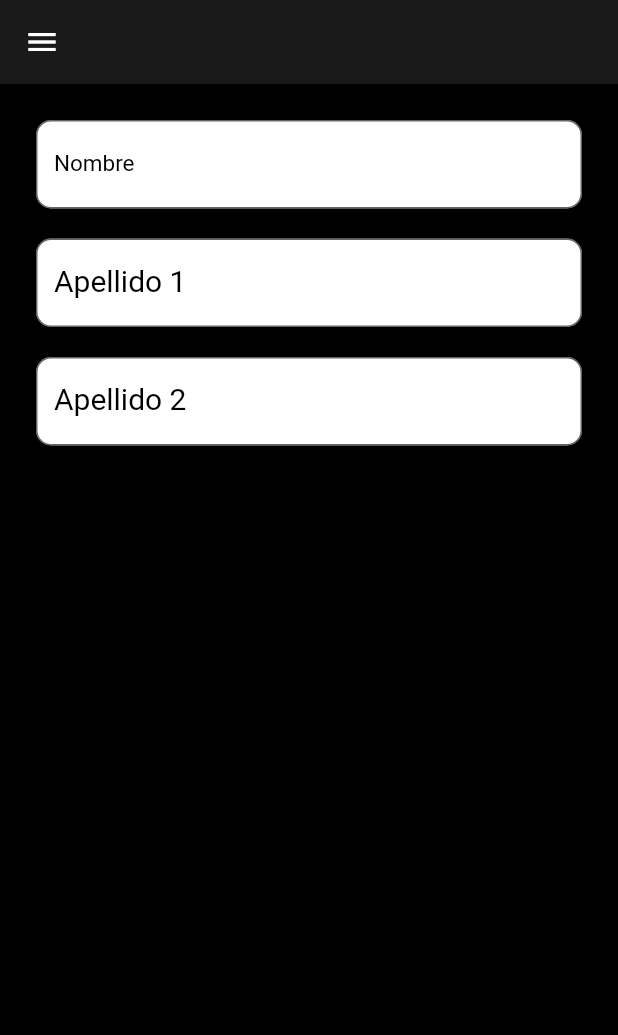
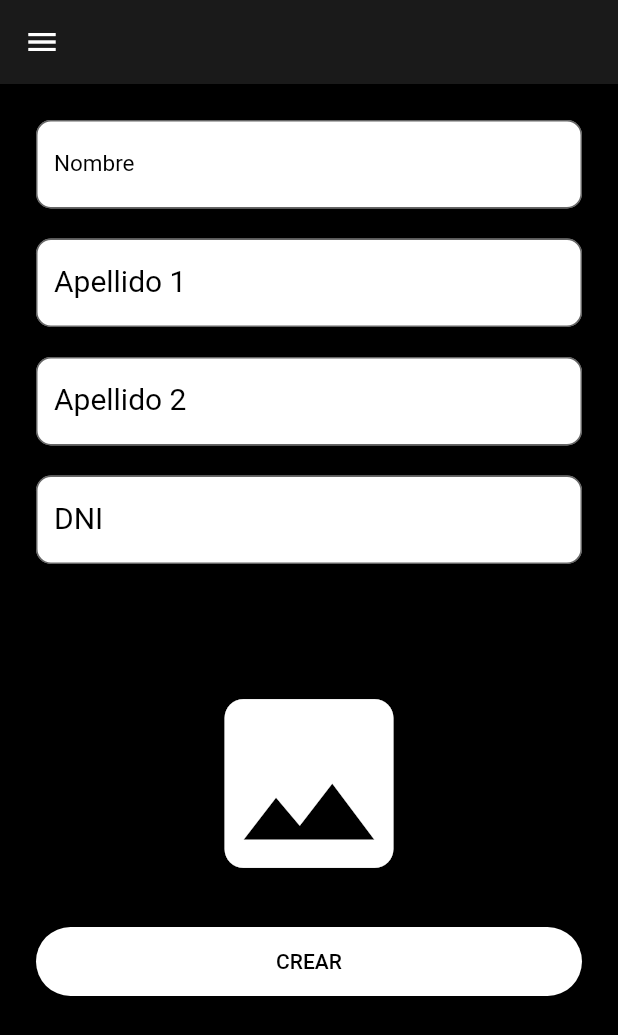
Before and after one commit to splazal97/oclock, a Flutter app: the CrearPerfil screen opened directly, on a phone screen of 412 x 824 dp. Shown: the top 1035 px of the screen. Run offline on Flutter 3.47's test engine with Material 2 defaults, Android fonts, the phone set to English and light mode, and no system bars; our stand-ins replace cloud_firestore, firebase_auth, firebase_storage, google_sign_in, image_picker; accounts and stored records are empty.

Commit message:
terminando crear perfil, error del TextEditingController

```diff
--- a/lib/crear_perfil.dart
+++ b/lib/crear_perfil.dart
@@ -21,12 +21,13 @@ class _CrearPerfil extends State<CrearPerfil>{
   final _apellido1 = TextEditingController();
   final _apellido2 = TextEditingController();
   final _DNI = TextEditingController();
-  final _uid = TextEditingController();
   var _imagen;
   var _imagenURL;
   var _email = "anoymous";
   var _userId;
   var _fotoCorreo = "";
+  var _creando = false;
+
 
   @override
   void initState() {
@@ -62,15 +63,26 @@ class _CrearPerfil extends State<CrearPerfil>{
       _imagenURL = url;
     });
   }
+  _guardarPerfil() async {
+    setState(() {
+      _creando = true;
+
+    });
+
+    if (_imagen != null) await _subirImagenAStorage();
+    await Firestore.instance.collection("perfil").document(_userId).setData({'nombre' : _Nombre,'apellido1' : _apellido1,'apellido2' : _apellido2,'DNI' : _DNI, 'email' : _email,'imagenURL' : _imagenURL});
+  setState(() {
+    _creando = false;
+  });
+  }
 
 
   build(context) =>Scaffold(
       appBar: AppBar(
         backgroundColor: Color(0xFF1a1a1a),
         actions: <Widget>[
-
-        ],
-      ),
+          ],
+  ),
     drawer: Drawer(child: MenuLateral(),),
     backgroundColor: Colors.black,
     body: Container(
@@ -153,9 +165,65 @@ class _CrearPerfil extends State<CrearPerfil>{
                 },
               ),
             ),
+            Container (
+              padding: EdgeInsets.fromLTRB(0,0,0,20),
+              child: TextFormField(
+                controller: _DNI,
+                decoration: const InputDecoration(labelText: 'DNI',
+                  labelStyle:  TextStyle(
+                      color:  Colors.black,
+                      fontSize: 20),
+                  fillColor: Colors.white,
+                  filled: true,
+                  border:  OutlineInputBorder(
+                    borderSide: BorderSide(
+                        color: Colors.black
+                    ),
+                    borderRadius: BorderRadius.all(
+                      const Radius.circular(10.0),
+                    ),
+                  ),),
+                validator: (value){
+                  if (value.isEmpty) return 'Por favor introduzca el DNI';
+                  return null;
+                },
+              ),
+            ),
+            Container(
+              margin: const EdgeInsets.only(top: 10),
+              child: Text(
+                  'AÑADIR IMAGEN',
+                  style: TextStyle(fontWeight: FontWeight.bold, fontSize: 18)
+              ),
+            ),
+            Container (
+              padding: EdgeInsets.fromLTRB(0,20,0,20),
+              child: Row(
+                mainAxisAlignment: MainAxisAlignment.spaceEvenly,
+                children: [
+                  GestureDetector(
+                    onTap: _seleccionarImagenDeLaGaleria,
+                    child: _imagen == null ? const Icon(Icons.image, size: 150,color: Colors.white,) : Image.file(_imagen, height: 200),
+                  ),
             ],
         ),
-      ),
+        ),
+            FlatButton(
+              color: Colors.white,
+              textColor: Colors.black,
+              onPressed: _creando ? null : () async{
+                if (_keyFormulri.currentState.validate()){
+                  await _guardarPerfil();
+                  navegarAtras(context);
+                }
+              },
+              padding: EdgeInsets.all(15),
+              shape: StadiumBorder(),
+              child: const Text('CREAR'),
+            ),
+          ],
+    ),
+    ),
     ),
   );
 }
--- a/lib/navigator.dart
+++ b/lib/navigator.dart
@@ -83,7 +83,7 @@ class _MenuLateralState extends State<MenuLateral>{
               title: Text('Perfil',style: TextStyle(color: Colors.white),),
               leading: Icon(Icons.person,color: Color(0xff7CC7EE)),
               onTap: (){
-                _irInicioUser();
+                _irPerfil();
               },
             ),
 
```
